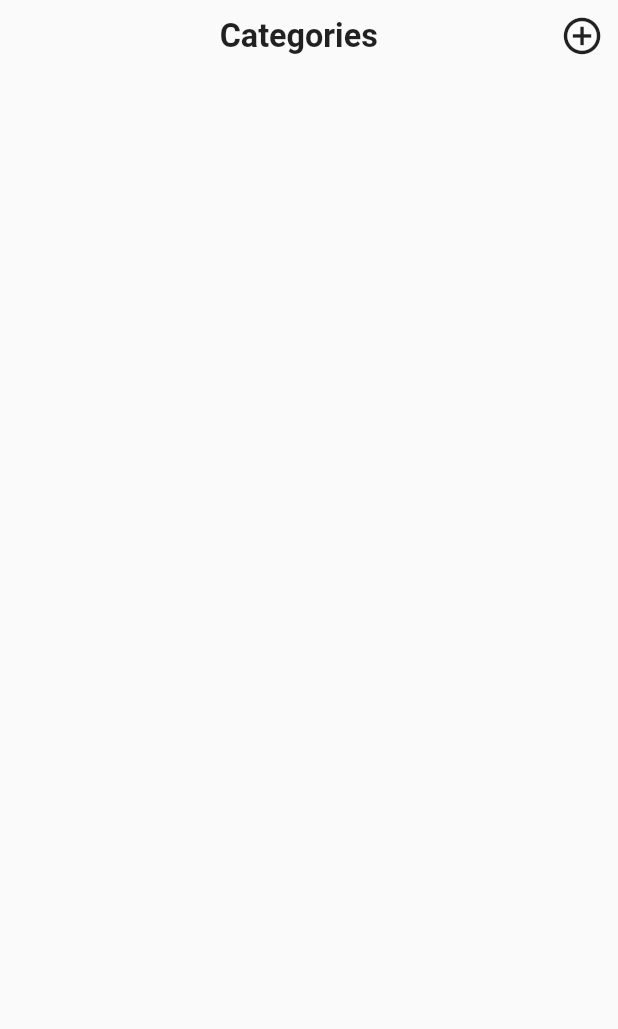
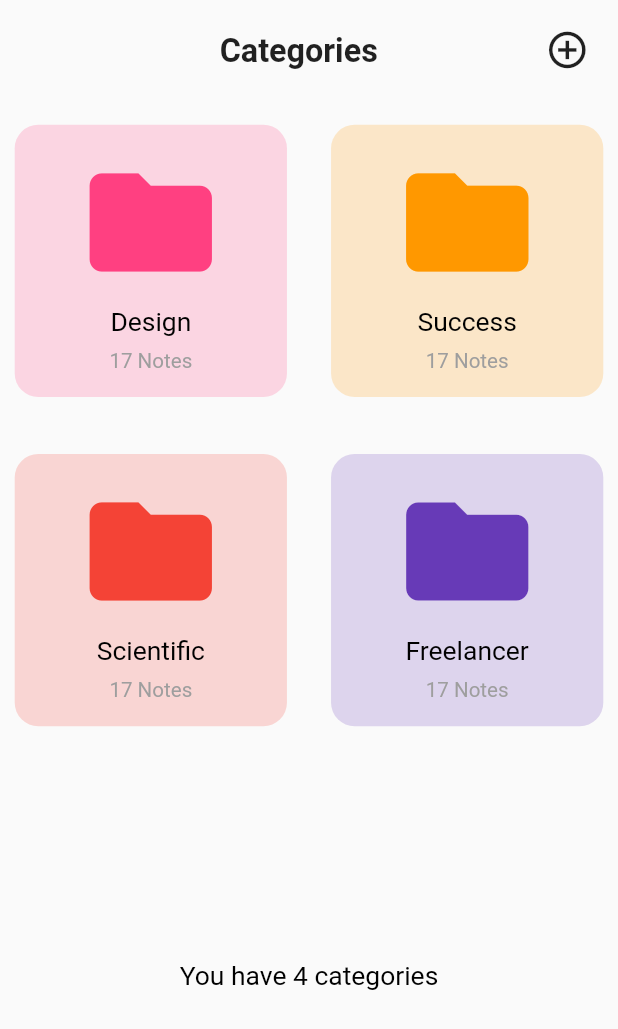
Before and after one commit to Mohamed-Elrashidy/Zakker_Mobile_App, a Flutter app: the CategoryPage screen opened directly, on a phone screen of 412 x 824 dp. Shown: the top 1029 px of the screen. Run offline on Flutter 3.47's test engine with Material 2 defaults, Android fonts, the phone set to English and light mode, and no system bars; our stand-ins replace get_it.

Commit message:
category page finished

```diff
--- a/app/lib/main.dart
+++ b/app/lib/main.dart
@@ -1,6 +1,7 @@
 import 'package:app/presentation/pages/add_note_page.dart';
 import 'package:app/presentation/pages/category_page.dart';
 import 'package:app/presentation/pages/note_page.dart';
+import 'package:app/presentation/pages/notes_page.dart';
 import 'package:app/utils/dimension_scale.dart';
 import 'package:app/utils/dummy_data.dart';
 import 'package:flutter/material.dart';
@@ -22,6 +23,6 @@ class MyApp extends StatelessWidget {
         theme: ThemeData(
           primarySwatch: Colors.blue,
         ),
-        home:CategoryPage());
+        home:NotesPage());
   }
 }
--- a/app/lib/presentation/pages/category_page.dart
+++ b/app/lib/presentation/pages/category_page.dart
@@ -1,23 +1,32 @@
+import 'package:app/presentation/widgets/category_widget.dart';
+import 'package:app/presentation/widgets/normal_text.dart';
 import 'package:app/presentation/widgets/small_button.dart';
+import 'package:app/utils/dummy_data.dart';
 import 'package:flutter/material.dart';
 import 'package:get_it/get_it.dart';
 
+import '../../domain/entities/category.dart';
 import '../../utils/dimension_scale.dart';
 import '../widgets/big_text.dart';
 
 class CategoryPage extends StatelessWidget {
  late Dimension scaleDimension;
+ List<Category> categoryList=DummyData.categories;
   @override
   Widget build(BuildContext context) {
     dimensionInit(context);
     return SafeArea(
       child: Scaffold(
         body: SingleChildScrollView(
-          child: Column(
+          child: Padding(
+            padding: EdgeInsets.all(scaleDimension.scaleWidth(10)),
+            child: Column(
             children: [
-              _appBarBuilder()
+              _appBarBuilder(),
+              SizedBox(height: scaleDimension.scaleHeight(20),),
+              _bodyBuilder()
             ],
-          ),
+          ),),
         ),
       ),
     );
@@ -49,5 +58,25 @@ class CategoryPage extends StatelessWidget {
     }
   }
 
+  Widget _bodyBuilder()
+  {
+    return Column(
+      children: [
+        Container(height: scaleDimension.scaleHeight(400),
+
+          child: GridView.builder(gridDelegate:
+          SliverGridDelegateWithFixedCrossAxisCount(
+            crossAxisSpacing: scaleDimension.scaleWidth(30),
+            mainAxisSpacing: scaleDimension.scaleHeight(30),
+            crossAxisCount: 2,
+          ),itemCount: categoryList.length, itemBuilder: (context,index){
+            return CategoryWidget(category: categoryList[index]);
+          }),
+        ),
+        SizedBox(height: scaleDimension.scaleHeight(40),),
+        NormalText(text: "You have ${categoryList.length} categories")
+      ],
+    );
+  }
 
 }
--- /dev/null
+++ b/app/lib/presentation/pages/notes_page.dart
@@ -0,0 +1,10 @@
+import 'package:flutter/material.dart';
+
+class NotesPage extends StatelessWidget {
+  const NotesPage({Key? key}) : super(key: key);
+
+  @override
+  Widget build(BuildContext context) {
+    return Scaffold();
+  }
+}
--- /dev/null
+++ b/app/lib/presentation/widgets/category_widget.dart
@@ -0,0 +1,32 @@
+import 'package:app/presentation/widgets/normal_text.dart';
+import 'package:app/presentation/widgets/small_text.dart';
+import 'package:flutter/material.dart';
+import 'package:get_it/get_it.dart';
+import '../../domain/entities/category.dart';
+import '../../utils/dimension_scale.dart';
+import '../../utils/note_colors.dart';
+
+class CategoryWidget extends StatelessWidget {
+  Dimension scaleDimension = GetIt.instance.get<Dimension>();
+  final Category category;
+  CategoryWidget({required this.category});
+  @override
+  Widget build(BuildContext context) {
+    return Container(
+padding:EdgeInsets.symmetric(vertical: scaleDimension.scaleHeight(10)),
+      decoration: BoxDecoration(
+        color:NoteColors.color[category.color]!.withOpacity(0.2),
+        borderRadius: BorderRadius.circular(scaleDimension.scaleWidth(16))
+      ),
+      child: Column(
+        mainAxisAlignment: MainAxisAlignment.spaceAround,
+        children: [
+          Icon(Icons.folder,color: NoteColors.color[category.color],size:scaleDimension.scaleWidth(100)),
+          NormalText(text: category.title),
+          SmallText(text:category.numberOfNotes.toString()+" Notes")
+        ],
+      ),
+
+    );
+  }
+}
--- a/app/lib/utils/dummy_data.dart
+++ b/app/lib/utils/dummy_data.dart
@@ -1,11 +1,53 @@
 import 'package:app/domain/entities/note.dart';
 
-class DummyData{
-  static List<Note> notes=[
-    Note(title: "Always say less than necessary", body: """One oft-told tale about Kissinger… involved a report that Winston Lord had worked on for days. After giving it to Kissinger, he got it back with the notation, “Is this the best you can do?” Lord rewrote and polished and finally resubmitted it; back it came with the same curt question. After redrafting it one more time— and once again getting the same question from Kissinger-Lord snapped, “Damn it, yes, it’s the best I can do. ” To which Kissinger replied: “Fine, then I guess I’ll read it this time. ”
+import '../domain/entities/category.dart';
+
+class DummyData {
+  static List<Note> notes = [
+    Note(
+        title: "Always say less than necessary",
+        body:
+            """One oft-told tale about Kissinger… involved a report that Winston Lord had worked on for days. After giving it to Kissinger, he got it back with the notation, “Is this the best you can do?” Lord rewrote and polished and finally resubmitted it; back it came with the same curt question. After redrafting it one more time— and once again getting the same question from Kissinger-Lord snapped, “Damn it, yes, it’s the best I can do. ” To which Kissinger replied: “Fine, then I guess I’ll read it this time. ”
 
 Persons who cannot control his words shows that he cannot control himself, and is unworthy of respect. But the human tongue is a beast that few can master. It strains constantly to break out of its cage, and if it is not tamed, it will run wild and cause you grief. Power cannot accrue to those who squander their treasure of words.
 
-Power is in many ways a game of appearances, and when you say less than necessary, you inevitably appear greater and more powerful than you are.""", image: "", category: "psychology", page: 5, source: "48 law of power", id: 1, color: 0)
+Power is in many ways a game of appearances, and when you say less than necessary, you inevitably appear greater and more powerful than you are.""",
+        image: "",
+        category: "psychology",
+        page: 5,
+        source: "48 law of power",
+        id: 1,
+        color: 0)
+  ];
+
+  static List<Category> categories = [
+    Category(
+        title: "Design",
+        color: 1,
+        id: 1,
+        numberOfNotes: 17,
+        isSource: false,
+        isCategory: true),
+    Category(
+        title: "Success",
+        color: 4,
+        id: 1,
+        numberOfNotes: 17,
+        isSource: false,
+        isCategory: true),
+    Category(
+        title: "Scientific",
+        color: 2,
+        id: 1,
+        numberOfNotes: 17,
+        isSource: false,
+        isCategory: true),
+    Category(
+        title: "Freelancer",
+        color: 0,
+        id: 0,
+        numberOfNotes: 17,
+        isSource: false,
+        isCategory: true),
   ];
 }
```
